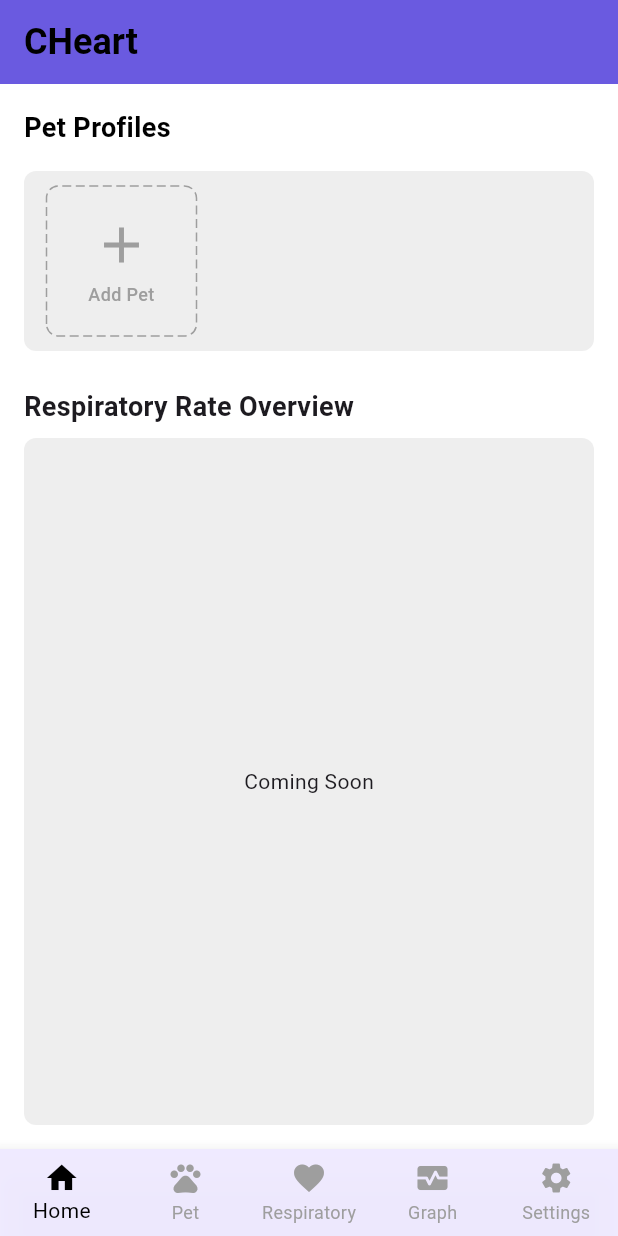
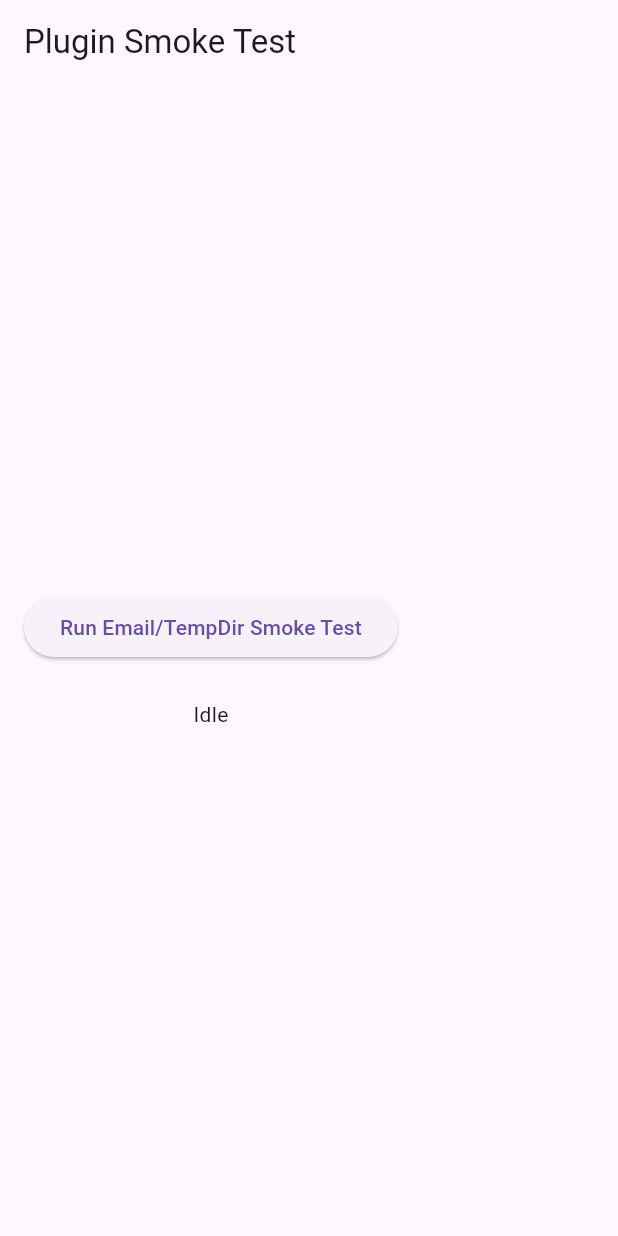
Before and after one commit to a-yum/cheart_app, a Flutter app: the screen it shows after launch, on a phone screen of 412 x 824 dp. Run offline on Flutter 3.47's test engine with Material 3 defaults, Android fonts, the light colour scheme and no system bars; drawn by our look-alikes of dotted_border; our stand-ins replace fl_chart, image_cropper, image_picker, shared_preferences, sqflite, top_snackbar_flutter; missing offline and left inert: flutter_email_sender; accounts and stored records are empty.

Commit message:
chore: quick update to main.dart for testing

```diff
--- a/lib/main.dart
+++ b/lib/main.dart
@@ -1,86 +1,156 @@
-import 'dart:io';
+// import 'dart:io';
+
+// import 'package:flutter/material.dart';
+// import 'package:provider/provider.dart';
+// import 'package:sqflite_common_ffi/sqflite_ffi.dart';
+
+// import 'package:cheart/database/database_helper.dart';
+// import 'package:cheart/dao/pet_profile_dao.dart';
+// import 'package:cheart/dao/respiratory_session_dao.dart';
+// import 'package:cheart/providers/pet_profile_provider.dart';
+// import 'package:cheart/providers/respiratory_rate_provider.dart';
+// import 'package:cheart/providers/respiratory_history_provider.dart';
+// import 'package:cheart/utils/respiratory_constants.dart';
+// import 'package:cheart/config/cheart_routes.dart';
+// import 'package:cheart/themes/cheart_theme.dart';
+
+// Future<void> main() async {
+//   WidgetsFlutterBinding.ensureInitialized();
+
+//   if (Platform.isWindows || Platform.isLinux || Platform.isMacOS) {
+//     sqfliteFfiInit(); // for non-mobile emulating/testing
+//     databaseFactory = databaseFactoryFfi;
+//   }
+
+//   final db = await DatabaseHelper().database;
+//   final petDao = PetProfileDAO(db);
+//   final respDao = RespiratorySessionDAO(db);
+
+//   runApp(
+//     MultiProvider( // TODO: refactor to puew constructor-based injection?
+//       providers: [
+//         // Provide data access objects (DAOs) globally for interacting with the database
+//         Provider<PetProfileDAO>(create: (_) => petDao),
+//         Provider<RespiratorySessionDAO>(create: (_) => respDao),
+
+//         // PetProfileProvider manages pet profile data and depends on PetProfileDAO
+//         // It is responsible for loading and updating pet profiles.
+//         ChangeNotifierProxyProvider<PetProfileDAO, PetProfileProvider>(
+//           create: (_) => PetProfileProvider(),
+//           update: (_, dao, provider) => provider!
+//             ..setDao(dao) // Set DAO for PetProfileProvider
+//             ..loadPetProfiles(), // Load pet profiles once DAO is available
+//         ),
+
+//         // RespiratoryRateProvider handles the respiratory rate data and depends on RespiratorySessionDAO
+//         // It is responsible for managing and updating respiratory rate information.
+//         ChangeNotifierProxyProvider<RespiratorySessionDAO, RespiratoryRateProvider>(
+//           create: (_) => RespiratoryRateProvider(),
+//           update: (_, dao, provider) => provider!..setDao(dao), // Update the provider with the DAO
+//         ),
+
+//         // RespiratoryHistoryProvider manages historical respiratory data and depends on both:
+//         // - PetProfileProvider (for the currently selected pet)
+//         // - RespiratorySessionDAO (for respiratory session data)
+//         // It reloads respiratory history data whenever the selected pet changes (and is non-null).
+//         ChangeNotifierProxyProvider2<PetProfileProvider, RespiratorySessionDAO, RespiratoryHistoryProvider>(
+//           create: (context) => RespiratoryHistoryProvider(
+//             petId: 0, // Initial dummy pet ID, real value is set during the update phase
+//             dao: context.read<RespiratorySessionDAO>(), // Inject DAO into provider
+//             highThreshold: RespiratoryConstants.highBpmThreshold, // Set high BPM threshold for alerts
+//           ),
+//           update: (_, petProv, dao, historyProv) {
+//             final newId = petProv.selectedPetProfile?.id;
+//             if (newId != null) {
+//               historyProv!.updatePet(newId); // Update respiratory history when a new pet is selected
+//             }
+//             return historyProv!; // Return the updated provider
+//           },
+//         ),
+//       ],
+//       child: const MyApp(),
+//     ),
+//   );
+// }
+
+// class MyApp extends StatelessWidget {
+//   const MyApp({super.key});
+
+//   @override
+//   Widget build(BuildContext context) => MaterialApp(
+//         title: 'CHeart',
+//         initialRoute: AppRoutes.home,
+//         routes: AppRoutes.routes,
+//         theme: CHeartTheme.theme,
+//       );
+// }
 
 import 'package:flutter/material.dart';
-import 'package:provider/provider.dart';
-import 'package:sqflite_common_ffi/sqflite_ffi.dart';
-
-import 'package:cheart/database/database_helper.dart';
-import 'package:cheart/dao/pet_profile_dao.dart';
-import 'package:cheart/dao/respiratory_session_dao.dart';
-import 'package:cheart/providers/pet_profile_provider.dart';
-import 'package:cheart/providers/respiratory_rate_provider.dart';
-import 'package:cheart/providers/respiratory_history_provider.dart';
-import 'package:cheart/utils/respiratory_constants.dart';
-import 'package:cheart/config/cheart_routes.dart';
-import 'package:cheart/themes/cheart_theme.dart';
+import 'dart:io';
+import 'package:path_provider/path_provider.dart';
+import 'package:flutter_email_sender/flutter_email_sender.dart';
 
 Future<void> main() async {
   WidgetsFlutterBinding.ensureInitialized();
+  runApp(const MaterialApp(
+    debugShowCheckedModeBanner: false,
+    home: PluginSmokeTest(),
+  ));
+}
 
-  if (Platform.isWindows || Platform.isLinux || Platform.isMacOS) {
-    sqfliteFfiInit(); // for non-mobile emulating/testing
-    databaseFactory = databaseFactoryFfi;
+class PluginSmokeTest extends StatefulWidget {
+  const PluginSmokeTest({Key? key}) : super(key: key);
+
+  @override
+  _PluginSmokeTestState createState() => _PluginSmokeTestState();
+}
+
+class _PluginSmokeTestState extends State<PluginSmokeTest> {
+  String _status = 'Idle';
+
+  Future<void> _runSmokeTest() async {
+    try {
+      setState(() => _status = 'Creating temp dir…');
+      final dir = await getTemporaryDirectory();
+
+      setState(() => _status = 'Writing dummy file…');
+      final file = File('${dir.path}/smoke_test.txt');
+      await file.writeAsString('This is a smoke-test attachment');
+
+      setState(() => _status = 'Sending email…');
+      final email = Email(
+        body:       'Dummy attachment for plugin smoke test.',
+        subject:    'CHeart Plugin Smoke Test',
+        recipients: ['you@yourdomain.com'], // your test address
+        attachmentPaths: [file.path],
+        isHTML:     false,
+      );
+      await FlutterEmailSender.send(email);
+
+      setState(() => _status = 'Done! Check your inbox.');
+    } catch (e) {
+      setState(() => _status = 'Error: $e');
+    }
   }
 
-  final db = await DatabaseHelper().database;
-  final petDao = PetProfileDAO(db);
-  final respDao = RespiratorySessionDAO(db);
-
-  runApp(
-    MultiProvider( // TODO: refactor to puew constructor-based injection?
-      providers: [
-        // Provide data access objects (DAOs) globally for interacting with the database
-        Provider<PetProfileDAO>(create: (_) => petDao),
-        Provider<RespiratorySessionDAO>(create: (_) => respDao),
-
-        // PetProfileProvider manages pet profile data and depends on PetProfileDAO
-        // It is responsible for loading and updating pet profiles.
-        ChangeNotifierProxyProvider<PetProfileDAO, PetProfileProvider>(
-          create: (_) => PetProfileProvider(),
-          update: (_, dao, provider) => provider!
-            ..setDao(dao) // Set DAO for PetProfileProvider
-            ..loadPetProfiles(), // Load pet profiles once DAO is available
+  @override
+  Widget build(BuildContext context) {
+    return Scaffold(
+      appBar: AppBar(title: const Text('Plugin Smoke Test')),
+      body: Padding(
+        padding: const EdgeInsets.all(16),
+        child: Column(
+          mainAxisAlignment: MainAxisAlignment.center,
+          children: [
+            ElevatedButton(
+              onPressed: _runSmokeTest,
+              child: const Text('Run Email/TempDir Smoke Test'),
+            ),
+            const SizedBox(height: 24),
+            Text(_status),
+          ],
         ),
-
-        // RespiratoryRateProvider handles the respiratory rate data and depends on RespiratorySessionDAO
-        // It is responsible for managing and updating respiratory rate information.
-        ChangeNotifierProxyProvider<RespiratorySessionDAO, RespiratoryRateProvider>(
-          create: (_) => RespiratoryRateProvider(),
-          update: (_, dao, provider) => provider!..setDao(dao), // Update the provider with the DAO
-        ),
-
-        // RespiratoryHistoryProvider manages historical respiratory data and depends on both:
-        // - PetProfileProvider (for the currently selected pet)
-        // - RespiratorySessionDAO (for respiratory session data)
-        // It reloads respiratory history data whenever the selected pet changes (and is non-null).
-        ChangeNotifierProxyProvider2<PetProfileProvider, RespiratorySessionDAO, RespiratoryHistoryProvider>(
-          create: (context) => RespiratoryHistoryProvider(
-            petId: 0, // Initial dummy pet ID, real value is set during the update phase
-            dao: context.read<RespiratorySessionDAO>(), // Inject DAO into provider
-            highThreshold: RespiratoryConstants.highBpmThreshold, // Set high BPM threshold for alerts
-          ),
-          update: (_, petProv, dao, historyProv) {
-            final newId = petProv.selectedPetProfile?.id;
-            if (newId != null) {
-              historyProv!.updatePet(newId); // Update respiratory history when a new pet is selected
-            }
-            return historyProv!; // Return the updated provider
-          },
-        ),
-      ],
-      child: const MyApp(),
-    ),
-  );
+      ),
+    );
+  }
 }
-
-class MyApp extends StatelessWidget {
-  const MyApp({super.key});
-
-  @override
-  Widget build(BuildContext context) => MaterialApp(
-        title: 'CHeart',
-        initialRoute: AppRoutes.home,
-        routes: AppRoutes.routes,
-        theme: CHeartTheme.theme,
-      );
-}
--- a/pubspec.yaml
+++ b/pubspec.yaml
@@ -39,6 +39,7 @@ dependencies:
   image_cropper: ^9.1.0
   uuid: ^3.0.6
   permission_handler: ^11.3.0
+  flutter_email_sender: ^7.0.0
 
 dev_dependencies:
   flutter_test:
```
Also changed, not shown: pubspec.lock.
